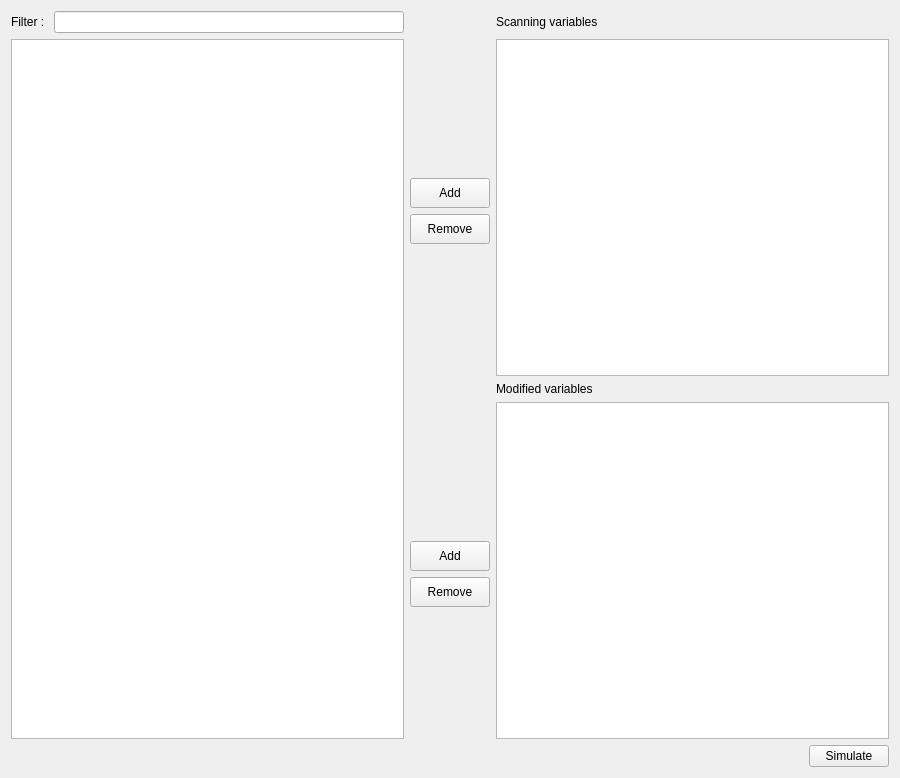
lmoresco/OpenModelica, file OMOptim/GUI/Widgets/WidgetOneSimVars.ui: the form before one commit.
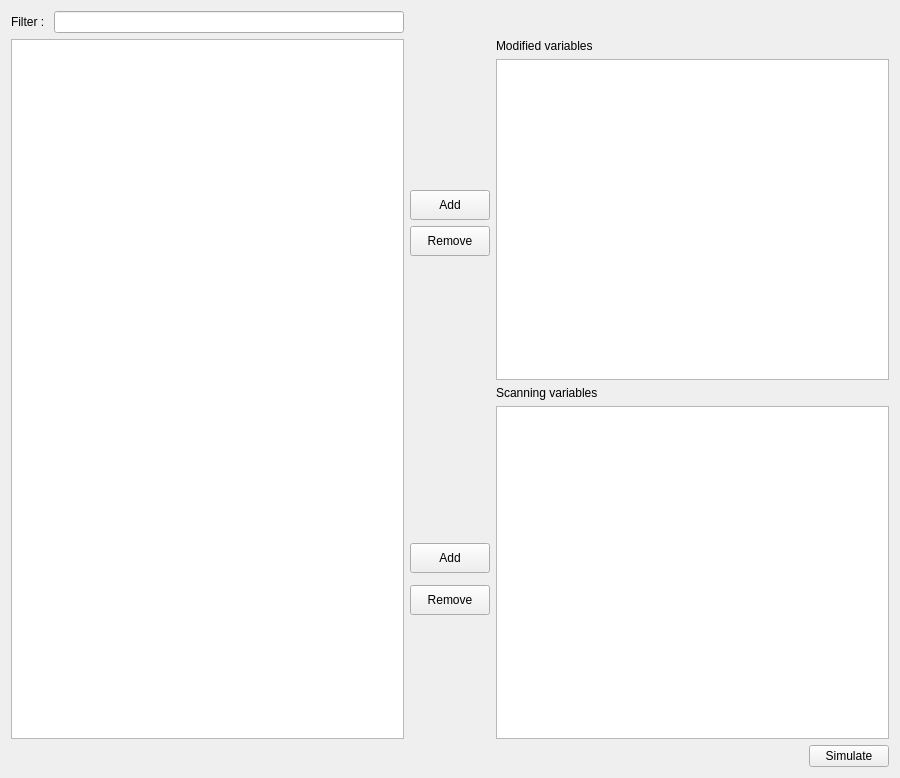
The form after the commit. Icons and pictures are not drawn.

The edit to the form file:
```diff
--- a/OMOptim/GUI/Widgets/WidgetOneSimVars.ui
+++ b/OMOptim/GUI/Widgets/WidgetOneSimVars.ui
@@ -14,20 +14,7 @@
    <string>Form</string>
   </property>
   <layout class="QGridLayout" name="gridLayout">
-   <item row="2" column="1">
-    <widget class="QPushButton" name="pushAddScanned">
-     <property name="minimumSize">
-      <size>
-       <width>0</width>
-       <height>30</height>
-      </size>
-     </property>
-     <property name="text">
-      <string>Add</string>
-     </property>
-    </widget>
-   </item>
-   <item row="1" column="0" rowspan="9">
+   <item row="1" column="0" rowspan="13">
     <widget class="QTableView" name="tableVariables">
      <property name="font">
       <font>
@@ -59,28 +46,7 @@
      </item>
     </layout>
    </item>
-   <item row="1" column="2" rowspan="4">
-    <widget class="QTableView" name="tableScannedVariables">
-     <property name="selectionBehavior">
-      <enum>QAbstractItemView::SelectRows</enum>
-     </property>
-    </widget>
-   </item>
-   <item row="0" column="2">
-    <widget class="QLabel" name="label_3">
-     <property name="text">
-      <string>Scanning variables</string>
-     </property>
-    </widget>
-   </item>
-   <item row="5" column="2">
-    <widget class="QLabel" name="label_2">
-     <property name="text">
-      <string>Modified variables</string>
-     </property>
-    </widget>
-   </item>
-   <item row="6" column="1">
+   <item row="8" column="1">
     <spacer name="verticalSpacer_3">
      <property name="orientation">
       <enum>Qt::Vertical</enum>
@@ -93,20 +59,7 @@
      </property>
     </spacer>
    </item>
-   <item row="3" column="1">
-    <widget class="QPushButton" name="pushRemoveScanned">
-     <property name="minimumSize">
-      <size>
-       <width>0</width>
-       <height>30</height>
-      </size>
-     </property>
-     <property name="text">
-      <string>Remove</string>
-     </property>
-    </widget>
-   </item>
-   <item row="1" column="1">
+   <item row="2" column="1">
     <spacer name="verticalSpacer_4">
      <property name="orientation">
       <enum>Qt::Vertical</enum>
@@ -119,48 +72,7 @@
      </property>
     </spacer>
    </item>
-   <item row="7" column="1">
-    <widget class="QPushButton" name="pushAddOver">
-     <property name="minimumSize">
-      <size>
-       <width>0</width>
-       <height>30</height>
-      </size>
-     </property>
-     <property name="text">
-      <string>Add</string>
-     </property>
-    </widget>
-   </item>
-   <item row="6" column="2" rowspan="4">
-    <widget class="QTableView" name="tableOverwritedVariables">
-     <property name="font">
-      <font>
-       <pointsize>7</pointsize>
-      </font>
-     </property>
-     <property name="selectionBehavior">
-      <enum>QAbstractItemView::SelectRows</enum>
-     </property>
-     <property name="sortingEnabled">
-      <bool>true</bool>
-     </property>
-    </widget>
-   </item>
-   <item row="8" column="1">
-    <widget class="QPushButton" name="pushRemoveOver">
-     <property name="minimumSize">
-      <size>
-       <width>0</width>
-       <height>30</height>
-      </size>
-     </property>
-     <property name="text">
-      <string>Remove</string>
-     </property>
-    </widget>
-   </item>
-   <item row="9" column="1">
+   <item row="13" column="1">
     <spacer name="verticalSpacer_2">
      <property name="orientation">
       <enum>Qt::Vertical</enum>
@@ -173,7 +85,7 @@
      </property>
     </spacer>
    </item>
-   <item row="4" column="1">
+   <item row="5" column="1">
     <spacer name="verticalSpacer_5">
      <property name="orientation">
       <enum>Qt::Vertical</enum>
@@ -226,6 +138,94 @@
      </item>
     </layout>
    </item>
+   <item row="1" column="2">
+    <widget class="QLabel" name="label_2">
+     <property name="text">
+      <string>Modified variables</string>
+     </property>
+    </widget>
+   </item>
+   <item row="7" column="2" rowspan="7">
+    <widget class="QTableView" name="tableScannedVariables">
+     <property name="selectionBehavior">
+      <enum>QAbstractItemView::SelectRows</enum>
+     </property>
+    </widget>
+   </item>
+   <item row="2" column="2" rowspan="4">
+    <widget class="QTableView" name="tableOverwritedVariables">
+     <property name="font">
+      <font>
+       <pointsize>7</pointsize>
+      </font>
+     </property>
+     <property name="selectionBehavior">
+      <enum>QAbstractItemView::SelectRows</enum>
+     </property>
+     <property name="sortingEnabled">
+      <bool>true</bool>
+     </property>
+    </widget>
+   </item>
+   <item row="6" column="2">
+    <widget class="QLabel" name="label_3">
+     <property name="text">
+      <string>Scanning variables</string>
+     </property>
+    </widget>
+   </item>
+   <item row="10" column="1">
+    <widget class="QPushButton" name="pushAddScanned">
+     <property name="minimumSize">
+      <size>
+       <width>0</width>
+       <height>30</height>
+      </size>
+     </property>
+     <property name="text">
+      <string>Add</string>
+     </property>
+    </widget>
+   </item>
+   <item row="3" column="1">
+    <widget class="QPushButton" name="pushAddOver">
+     <property name="minimumSize">
+      <size>
+       <width>0</width>
+       <height>30</height>
+      </size>
+     </property>
+     <property name="text">
+      <string>Add</string>
+     </property>
+    </widget>
+   </item>
+   <item row="12" column="1">
+    <widget class="QPushButton" name="pushRemoveScanned">
+     <property name="minimumSize">
+      <size>
+       <width>0</width>
+       <height>30</height>
+      </size>
+     </property>
+     <property name="text">
+      <string>Remove</string>
+     </property>
+    </widget>
+   </item>
+   <item row="4" column="1">
+    <widget class="QPushButton" name="pushRemoveOver">
+     <property name="minimumSize">
+      <size>
+       <width>0</width>
+       <height>30</height>
+      </size>
+     </property>
+     <property name="text">
+      <string>Remove</string>
+     </property>
+    </widget>
+   </item>
   </layout>
  </widget>
  <resources>
```
Left out of the diff: 2 changed lines with no effect on the pictures.
